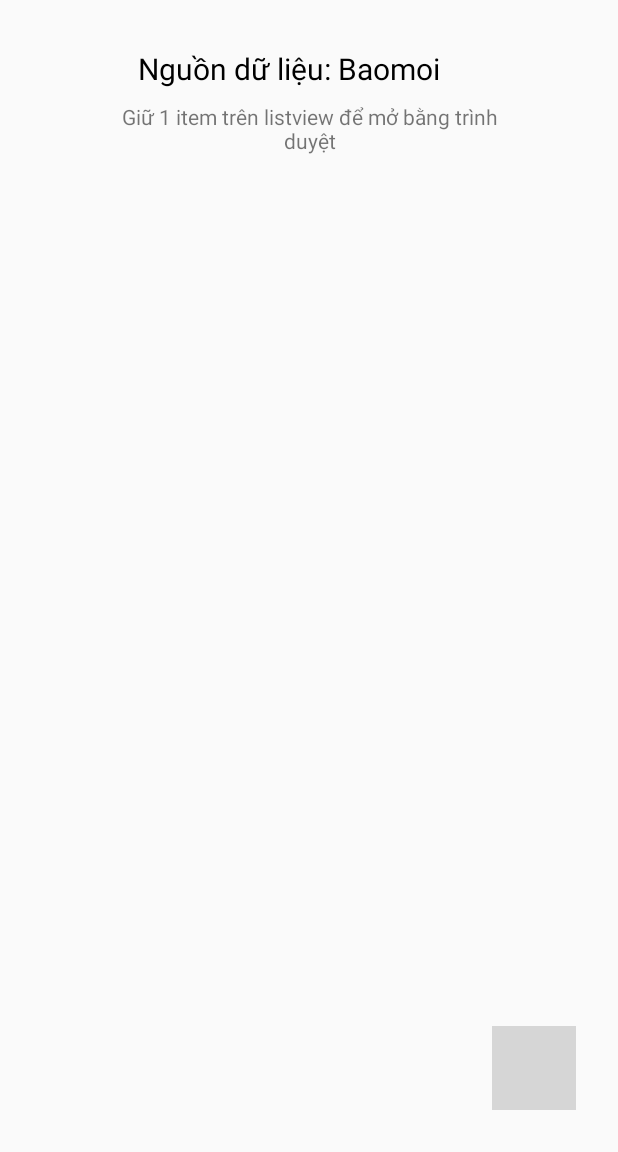
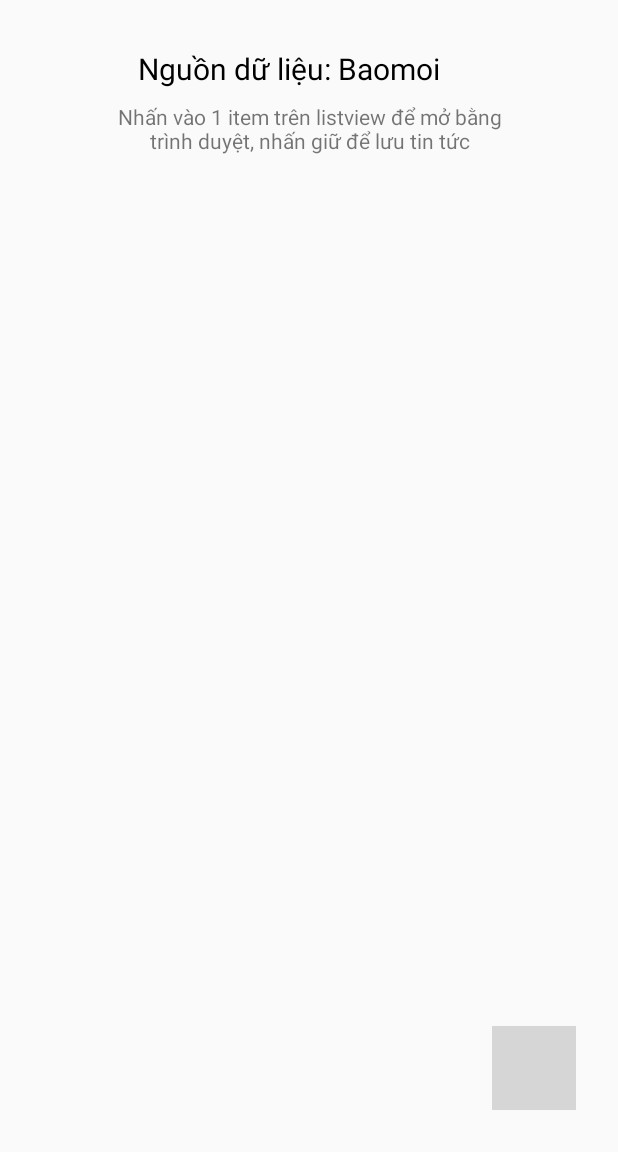
Before and after one commit to Zedination/Android_Covid19, an Android app: the NewsActivity screen opened directly, with no data from a screen before it, on a phone screen of 412 x 824 dp, the part 84-1236 px from its top. Run offline under Robolectric (Android 15) with nearby library versions, the phone set to English and light mode, and no system bars; grey boxes are pictures that could not be loaded.

Commit message:
Thêm mẹo sử dụng
bổ sung mẹo sử dụng trong layout tin tức

```diff
--- a/app/src/main/res/layout/activity_news.xml
+++ b/app/src/main/res/layout/activity_news.xml
@@ -44,7 +44,7 @@
         android:layout_width="267dp"
         android:layout_height="40dp"
         android:layout_marginTop="8dp"
-        android:text="Giữ 1 item trên listview để mở bằng trình duyệt"
+        android:text="Nhấn vào 1 item trên listview để mở bằng trình duyệt, nhấn giữ để lưu tin tức"
         android:textAlignment="center"
         app:layout_constraintEnd_toEndOf="parent"
         app:layout_constraintStart_toStartOf="parent"
```
